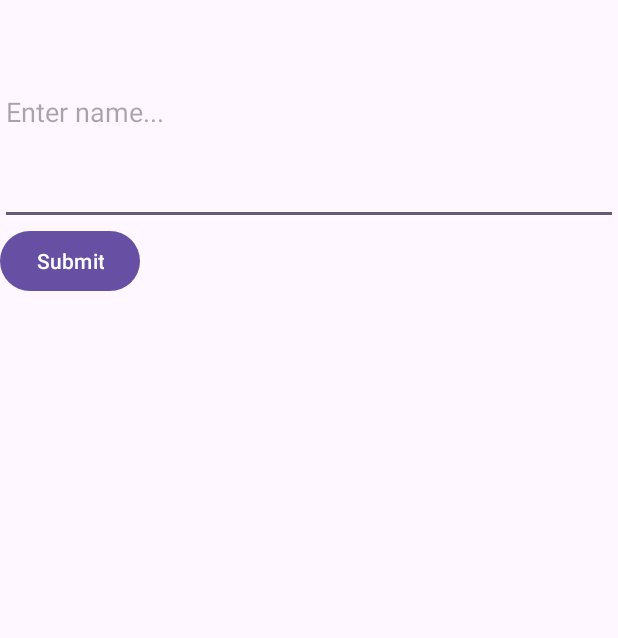
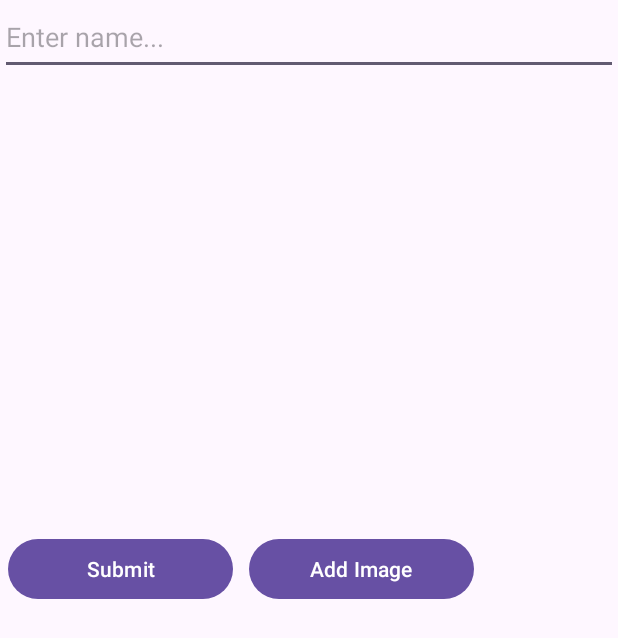
Before and after one commit to ChainikLucifera/Shop, an Android app: the layout fragment_new_item.xml on its own in the app's theme, with its tools: preview values and no code run, on a phone screen of 412 x 824 dp. Shown: the top 638 px of the screen. Run offline under Robolectric (Android 15) with nearby library versions, the phone set to English and light mode, and no system bars.

```diff
--- a/app/src/main/java/com/example/shop/tools/NewItemDialogFragment.kt
+++ b/app/src/main/java/com/example/shop/tools/NewItemDialogFragment.kt
@@ -8,6 +8,7 @@ import android.view.ViewGroup
 import android.view.inputmethod.InputMethodManager
 import android.widget.Button
 import android.widget.EditText
+import android.widget.ImageView
 import androidx.fragment.app.DialogFragment
 import com.example.shop.R
 
@@ -36,6 +37,8 @@ class NewItemDialogFragment : DialogFragment() {
 
         val editText = view.findViewById<EditText>(R.id.editText)
         val btnSubmit = view.findViewById<Button>(R.id.btnSubmit)
+        val btnImage = view.findViewById<Button>(R.id.btnImage)
+        val imageView = view.findViewById<ImageView>(R.id.itemImage)
 
         btnSubmit.setOnClickListener {
             val inputName = editText.text.toString()
@@ -48,6 +51,7 @@ class NewItemDialogFragment : DialogFragment() {
 
             dismiss()
         }
+        //https://www.youtube.com/watch?v=nOtlFl1aUCw - о том как поставить картинку
     }
 
     fun setListener(listener: NewItemListener) {
--- /dev/null
+++ b/app/src/main/res/drawable/delete_icon.xml
@@ -0,0 +1,5 @@
+<vector xmlns:android="http://schemas.android.com/apk/res/android" android:height="24dp" android:tint="#000000" android:viewportHeight="24" android:viewportWidth="24" android:width="24dp">
+
+    <path android:fillColor="@android:color/black" android:pathData="M17.6,9.48l1.84,-3.18c0.16,-0.31 0.04,-0.69 -0.26,-0.85c-0.29,-0.15 -0.65,-0.06 -0.83,0.22l-1.88,3.24c-2.86,-1.21 -6.08,-1.21 -8.94,0L5.65,5.67c-0.19,-0.29 -0.58,-0.38 -0.87,-0.2C4.5,5.65 4.41,6.01 4.56,6.3L6.4,9.48C3.3,11.25 1.28,14.44 1,18h22C22.72,14.44 20.7,11.25 17.6,9.48zM7,15.25c-0.69,0 -1.25,-0.56 -1.25,-1.25c0,-0.69 0.56,-1.25 1.25,-1.25S8.25,13.31 8.25,14C8.25,14.69 7.69,15.25 7,15.25zM17,15.25c-0.69,0 -1.25,-0.56 -1.25,-1.25c0,-0.69 0.56,-1.25 1.25,-1.25s1.25,0.56 1.25,1.25C18.25,14.69 17.69,15.25 17,15.25z"/>
+
+</vector>
--- a/app/src/main/res/layout/fragment_new_item.xml
+++ b/app/src/main/res/layout/fragment_new_item.xml
@@ -8,14 +8,31 @@
     <EditText
         android:id="@+id/editText"
         android:layout_width="match_parent"
-        android:layout_height="150dp"
+        android:layout_height="50dp"
         android:autofillHints="@string/hint"
         android:hint="@string/hint" />
+    <ImageView
+        android:layout_width="match_parent"
+        android:layout_height="300dp"
+        android:id="@+id/ImageView"/>
 
-    <Button
-        android:id="@+id/btnSubmit"
-        android:layout_width="wrap_content"
-        android:layout_height="wrap_content"
-        android:gravity="center"
-        android:text="@string/btnText" />
+    <LinearLayout
+        android:layout_width="match_parent"
+        android:layout_height="wrap_content">
+        <Button
+            android:id="@+id/btnSubmit"
+            android:layout_width="150dp"
+            android:layout_height="wrap_content"
+            android:layout_margin="5dp"
+            android:text="@string/btnText" />
+
+        <Button
+            android:layout_width="150dp"
+            android:layout_height="wrap_content"
+            android:id="@+id/btnImage"
+            android:layout_margin="5dp"
+            android:text="@string/add_image"
+            />
+    </LinearLayout>
+
 </LinearLayout>
--- a/app/src/main/res/values/strings.xml
+++ b/app/src/main/res/values/strings.xml
@@ -6,4 +6,5 @@
     <string name="btn_text">Add new Item</string>
     <string name="hint">Enter name...</string>
     <string name="btnText">Submit</string>
+    <string name="add_image">Add Image</string>
 </resources>
```
Also changed, not shown: app/src/main/java/com/example/shop/RecyclerAdapter.kt (+21 -2 lines), app/src/main/java/com/example/shop/ShopItem.kt (+14 -0 lines), app/src/main/java/com/example/shop/ShopListFragment.kt (+37 -13 lines), app/src/main/res/layout/shop_item.xml (+7 -0 lines).
